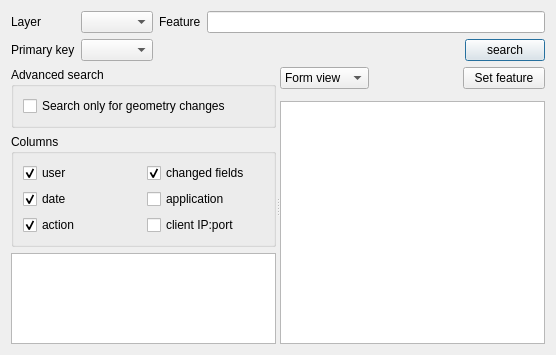
3nids/postgres91plusauditor, file ui/ui_showhistory.ui: the form before one commit.
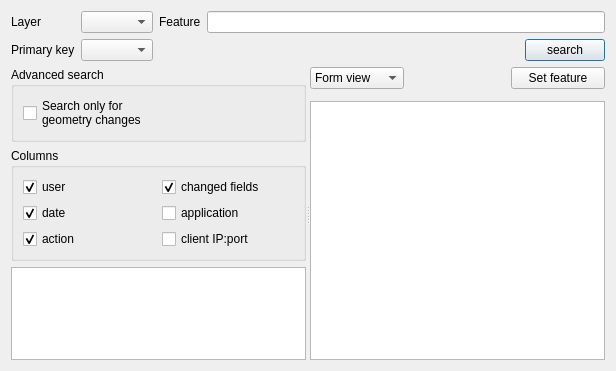
The form after the commit. Custom widgets are drawn as their Qt base class.

Commit message: dialog checking way through ok

Patch:
```diff
--- a/ui/ui_showhistory.ui
+++ b/ui/ui_showhistory.ui
@@ -6,8 +6,8 @@
    <rect>
     <x>0</x>
     <y>0</y>
-    <width>556</width>
-    <height>355</height>
+    <width>616</width>
+    <height>371</height>
    </rect>
   </property>
   <property name="windowTitle">
@@ -104,7 +104,8 @@
           <item row="0" column="0">
            <widget class="QCheckBox" name="searchOnlyGeometry">
             <property name="text">
-             <string>Search only for geometry changes</string>
+             <string>Search only for 
+geometry changes</string>
             </property>
            </widget>
           </item>
```
Left out of the diff: 6 changed lines with no effect on the pictures. The commit also changes 5 other files.
